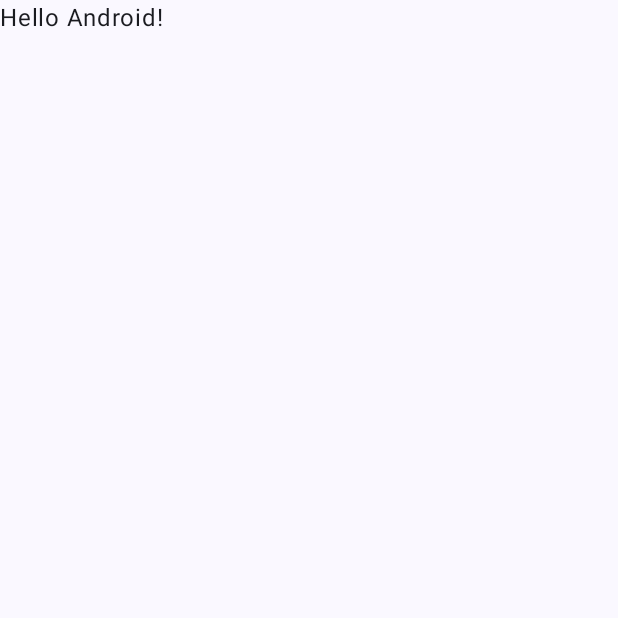
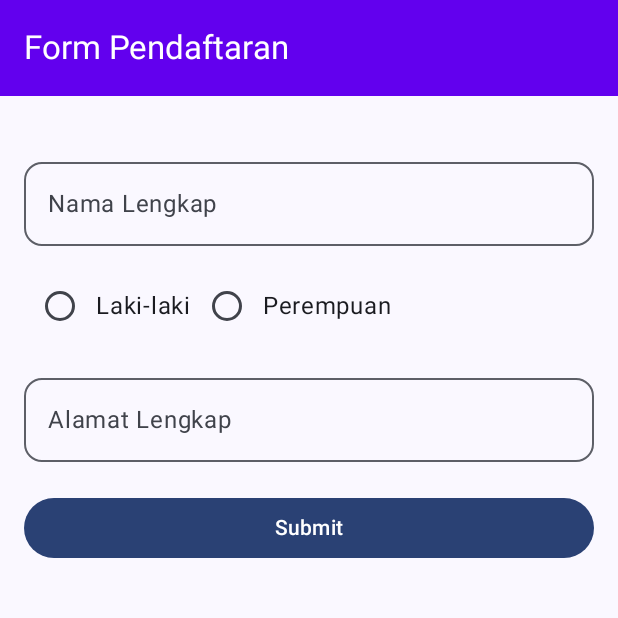
Before and after one commit to Aestrick/Quest6_105, an Android app built with Jetpack Compose: the screen it shows after launch (MainActivity), on a phone screen of 412 x 824 dp, the top half of it. Before the commit the part shown is almost empty. Run offline under Robolectric (Android 15) with nearby library versions, the phone set to English and light mode, and no system bars.

Commit message:
Mengganti beberapa kode

```diff
--- a/app/src/main/java/com/example/pertemuan8/MainActivity.kt
+++ b/app/src/main/java/com/example/pertemuan8/MainActivity.kt
@@ -5,13 +5,10 @@ import androidx.activity.ComponentActivity
 import androidx.activity.compose.setContent
 import androidx.activity.enableEdgeToEdge
 import androidx.compose.foundation.layout.fillMaxSize
-import androidx.compose.foundation.layout.padding
-import androidx.compose.material3.Scaffold
-import androidx.compose.material3.Text
-import androidx.compose.runtime.Composable
+import androidx.compose.material3.MaterialTheme
+import androidx.compose.material3.Surface
 import androidx.compose.ui.Modifier
-import androidx.compose.ui.tooling.preview.Preview
-import com.example.pertemuan8.ui.theme.Pertemuan8Theme
+import com.example.pertemuan8.ui.theme.Pertemuan8Theme // Pastikan nama tema ini sesuai folder ui.theme kamu
 
 class MainActivity : ComponentActivity() {
     override fun onCreate(savedInstanceState: Bundle?) {
@@ -19,29 +16,14 @@ class MainActivity : ComponentActivity() {
         enableEdgeToEdge()
         setContent {
             Pertemuan8Theme {
-                Scaffold(modifier = Modifier.fillMaxSize()) { innerPadding ->
-                    Greeting(
-                        name = "Android",
-                        modifier = Modifier.padding(innerPadding)
-                    )
+                Surface(
+                    modifier = Modifier.fillMaxSize(),
+                    color = MaterialTheme.colorScheme.background
+                ) {
+                    // Panggil Navigasi kita di sini!
+                    PengelolaHalaman()
                 }
             }
         }
     }
 }
-
-@Composable
-fun Greeting(name: String, modifier: Modifier = Modifier) {
-    Text(
-        text = "Hello $name!",
-        modifier = modifier
-    )
-}
-
-@Preview(showBackground = true)
-@Composable
-fun GreetingPreview() {
-    Pertemuan8Theme {
-        Greeting("Android")
-    }
-}
--- /dev/null
+++ b/app/src/main/java/com/example/pertemuan8/Navigasi.kt
@@ -0,0 +1,69 @@
+package com.example.pertemuan8
+
+import androidx.compose.foundation.layout.padding
+import androidx.compose.material3.Scaffold
+import androidx.compose.runtime.Composable
+import androidx.compose.runtime.collectAsState
+import androidx.compose.runtime.getValue
+import androidx.compose.ui.Modifier
+import androidx.compose.ui.platform.LocalContext
+import androidx.compose.ui.res.stringResource
+import androidx.lifecycle.viewmodel.compose.viewModel
+import androidx.navigation.NavHostController
+import androidx.navigation.compose.NavHost
+import androidx.navigation.compose.composable
+import androidx.navigation.compose.rememberNavController
+import com.example.pertemuan8.model.DataJK
+import com.example.pertemuan8.view.FormSiswa
+import com.example.pertemuan8.view.TampilSiswa
+import com.example.pertemuan8.viewmodel.SiswaViewModel
+
+// Enum untuk nama-nama halaman
+enum class Halaman {
+    Formulir,
+    Tampil
+}
+
+@Composable
+fun PengelolaHalaman(
+    modifier: Modifier = Modifier,
+    viewModel: SiswaViewModel = viewModel(),
+    navController: NavHostController = rememberNavController()
+) {
+    // Mengambil data state dari ViewModel
+    val uiState by viewModel.statusUI.collectAsState()
+
+    Scaffold { innerPadding ->
+        NavHost(
+            navController = navController,
+            startDestination = Halaman.Formulir.name,
+            modifier = modifier.padding(innerPadding)
+        ) {
+            // Halaman 1: Formulir Input
+            composable(route = Halaman.Formulir.name) {
+                val context = LocalContext.current
+                FormSiswa(
+                    // Ambil pilihan JK dari DataJK yang sudah kita buat (convert ID ke String)
+                    pilihanJK = DataJK.isiJK.map { id -> context.resources.getString(id) },
+                    onSubmitButtonClicked = { dataList ->
+                        // Simpan data ke ViewModel
+                        viewModel.saveDataSiswa(dataList)
+                        // Pindah ke halaman Tampil
+                        navController.navigate(Halaman.Tampil.name)
+                    }
+                )
+            }
+
+            // Halaman 2: Tampil Data
+            composable(route = Halaman.Tampil.name) {
+                TampilSiswa(
+                    statusUiSiswa = uiState, // Kirim data dari ViewModel ke View
+                    onBackButtonClicked = {
+                        // Kembali ke halaman sebelumnya
+                        navController.popBackStack()
+                    }
+                )
+            }
+        }
+    }
+}
--- a/app/src/main/java/com/example/pertemuan8/view/FormSiswa.kt
+++ b/app/src/main/java/com/example/pertemuan8/view/FormSiswa.kt
@@ -1,4 +1,4 @@
-package com.example.pertemuan8.view // Sesuaikan package-mu
+package com.example.pertemuan8.view
 
 import androidx.compose.foundation.layout.*
 import androidx.compose.foundation.selection.selectable
@@ -21,7 +21,7 @@ fun FormSiswa(
     onSubmitButtonClicked: (MutableList<String>) -> Unit,
     modifier: Modifier = Modifier
 ) {
-    // Edit 2: Tambahkan variabel di bawah ini
+    // Edit 2: Tambahkan 4 variable dibawah ini (sesuai foto)
     var txtNama by rememberSaveable { mutableStateOf("") }
     var txtAlamat by remember { mutableStateOf("") }
     var txtGender by remember { mutableStateOf("") }
@@ -33,13 +33,11 @@ fun FormSiswa(
         topBar = {
             TopAppBar(
                 title = {
-                    Text(
-                        text = stringResource(id = R.string.app_name),
-                        color = Color.White
-                    )
+                    Text(text = stringResource(id = R.string.app_name))
                 },
                 colors = TopAppBarDefaults.mediumTopAppBarColors(
-                    containerColor = colorResource(id = R.color.purple_500)
+                    containerColor = colorResource(id = R.color.purple_500),
+                    titleContentColor = Color.White
                 )
             )
         }
@@ -51,20 +49,22 @@ fun FormSiswa(
                 .padding(16.dp),
             horizontalAlignment = Alignment.CenterHorizontally
         ) {
-            // Edit 3: Input Nama
+            // Edit 3: value, onValueChange, selected, onClick (sesuai foto)
             OutlinedTextField(
                 value = txtNama,
                 onValueChange = { txtNama = it },
-                label = { Text(text = stringResource(id = R.string.nama)) },
-                placeholder = { Text(text = "Nama Lengkap") },
+                label = { Text(text = "Nama Lengkap") }, // Atau stringResource(R.string.nama)
                 singleLine = true,
                 shape = MaterialTheme.shapes.medium,
-                modifier = Modifier.fillMaxWidth()
+                modifier = Modifier.fillMaxWidth().padding(top = 20.dp),
+                placeholder = { Text(text = "Masukkan Nama") }
             )
 
-            Spacer(modifier = Modifier.height(16.dp))
+            // Sesuai foto, ada Divider atau Spacer setelah TextField
+            Spacer(modifier = Modifier.padding(8.dp))
+            // Atau bisa pakai Divider jika mau garis:
+            // HorizontalDivider(modifier = Modifier.padding(vertical = 12.dp))
 
-            // Input Gender (Radio Button)
             Row(
                 modifier = Modifier.fillMaxWidth()
             ) {
@@ -76,7 +76,6 @@ fun FormSiswa(
                                 selected = txtGender == item,
                                 onClick = { txtGender = item }
                             )
-                            .padding(end = 16.dp)
                     ) {
                         RadioButton(
                             selected = txtGender == item,
@@ -87,22 +86,21 @@ fun FormSiswa(
                 }
             }
 
-            Spacer(modifier = Modifier.height(16.dp))
+            Spacer(modifier = Modifier.padding(8.dp))
 
-            // Input Alamat
             OutlinedTextField(
                 value = txtAlamat,
                 onValueChange = { txtAlamat = it },
-                label = { Text(text = stringResource(id = R.string.alamat)) },
-                placeholder = { Text(text = "Alamat") },
+                label = { Text(text = "Alamat Lengkap") }, // Atau stringResource(R.string.alamat)
                 singleLine = true,
                 shape = MaterialTheme.shapes.medium,
-                modifier = Modifier.fillMaxWidth()
+                modifier = Modifier.fillMaxWidth(),
+                placeholder = { Text(text = "Masukkan Alamat") }
             )
 
-            Spacer(modifier = Modifier.height(24.dp))
+            Spacer(modifier = Modifier.height(20.dp)) // Sesuai foto terakhir (height=20.dp)
 
-            // Tombol Submit
+            // Edit 4: Menambahkan variabel List Data pada onClick (sesuai foto)
             Button(
                 onClick = { onSubmitButtonClicked(listData) },
                 modifier = Modifier.fillMaxWidth()
```
